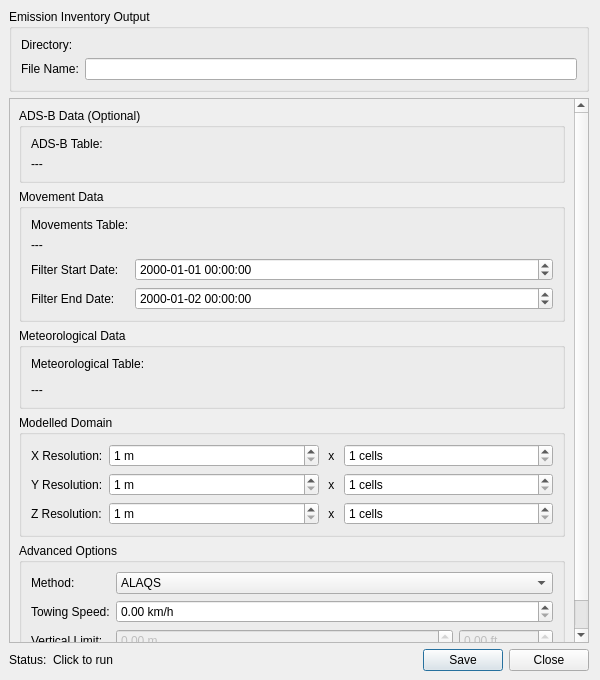
First picture: the form in open_alaqs/ui/ui_inventory.ui, repository eurocontrol-asu/open_alaqs, before the edit.
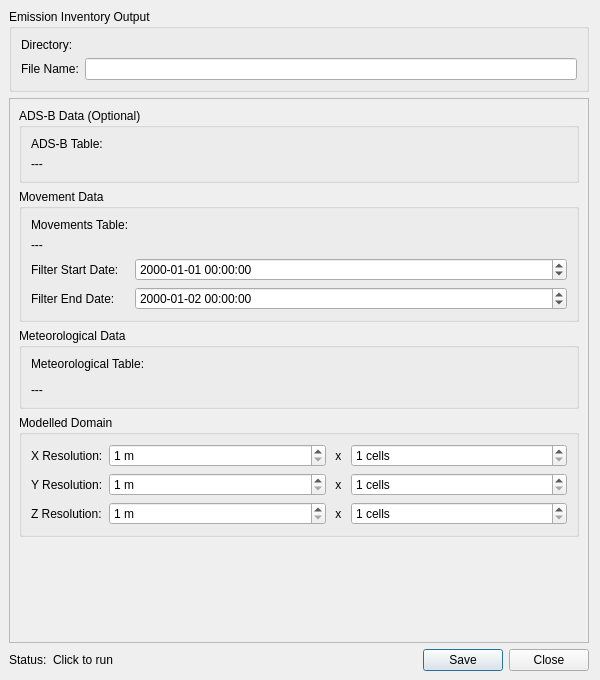
Second picture: the form after the edit. Custom widgets are drawn as their Qt base class.

Commit message: [gui] Remove the Advanced Options section from the Generate Emission Inventory dialog, since it was not being used and took vertical space in an already crowded interface

Diff of the .ui file:
```diff
--- a/open_alaqs/ui/ui_inventory.ui
+++ b/open_alaqs/ui/ui_inventory.ui
@@ -82,8 +82,8 @@
        <rect>
         <x>0</x>
         <y>0</y>
-        <width>526</width>
-        <height>660</height>
+        <width>580</width>
+        <height>525</height>
        </rect>
       </property>
       <layout class="QGridLayout" name="gridLayout_6">
@@ -120,6 +120,19 @@
          </layout>
         </widget>
        </item>
+       <item row="4" column="0">
+        <spacer name="verticalSpacer">
+         <property name="orientation">
+          <enum>Qt::Vertical</enum>
+         </property>
+         <property name="sizeHint" stdset="0">
+          <size>
+           <width>40</width>
+           <height>10</height>
+          </size>
+         </property>
+        </spacer>
+       </item>
        <item row="1" column="0">
         <widget class="QGroupBox" name="movementDataGroupBox">
          <property name="title">
@@ -428,107 +441,6 @@
          </layout>
         </widget>
        </item>
-       <item row="4" column="0">
-        <widget class="QgsCollapsibleGroupBox" name="advancedGroupBox">
-         <property name="sizePolicy">
-          <sizepolicy hsizetype="Preferred" vsizetype="MinimumExpanding">
-           <horstretch>0</horstretch>
-           <verstretch>0</verstretch>
-          </sizepolicy>
-         </property>
-         <property name="title">
-          <string>Advanced Options</string>
-         </property>
-         <layout class="QGridLayout" name="advancedLayout">
-          <item row="0" column="0">
-           <widget class="QLabel" name="label_10">
-            <property name="text">
-             <string>Method:</string>
-            </property>
-           </widget>
-          </item>
-          <item row="0" column="1">
-           <widget class="QComboBox" name="method">
-            <item>
-             <property name="text">
-              <string>ALAQS</string>
-             </property>
-            </item>
-           </widget>
-          </item>
-          <item row="1" column="0">
-           <widget class="QLabel" name="label_11">
-            <property name="text">
-             <string>Towing Speed:</string>
-            </property>
-           </widget>
-          </item>
-          <item row="1" column="1">
-           <widget class="QgsDoubleSpinBox" name="towing_speed">
-            <property name="suffix">
-             <string> km/h</string>
-            </property>
-           </widget>
-          </item>
-          <item row="2" column="0">
-           <widget class="QLabel" name="label_6">
-            <property name="text">
-             <string>Vertical Limit:</string>
-            </property>
-           </widget>
-          </item>
-          <item row="2" column="1">
-           <layout class="QHBoxLayout" name="horizontalLayout">
-            <item>
-             <widget class="QgsDoubleSpinBox" name="vert_limit_m">
-              <property name="enabled">
-               <bool>false</bool>
-              </property>
-              <property name="sizePolicy">
-               <sizepolicy hsizetype="Expanding" vsizetype="Preferred">
-                <horstretch>1</horstretch>
-                <verstretch>0</verstretch>
-               </sizepolicy>
-              </property>
-              <property name="suffix">
-               <string> m</string>
-              </property>
-              <property name="maximum">
-               <double>1000000.000000000000000</double>
-              </property>
-             </widget>
-            </item>
-            <item>
-             <widget class="QgsDoubleSpinBox" name="vert_limit_ft">
-              <property name="enabled">
-               <bool>false</bool>
-              </property>
-              <property name="suffix">
-               <string> ft</string>
-              </property>
-              <property name="maximum">
-               <double>1000000.000000000000000</double>
-              </property>
-             </widget>
-            </item>
-           </layout>
-          </item>
-         </layout>
-        </widget>
-       </item>
-       <item row="5" column="0">
-        <spacer name="verticalSpacer">
-         <property name="orientation">
-          <enum>Qt::Vertical</enum>
-         </property>
-         <property name="sizeHint" stdset="0">
-          <size>
-           <width>40</width>
-           <height>10</height>
-          </size>
-         </property>
-        </spacer>
-       </item>
       </layout>
      </widget>
     </widget>
@@ -577,17 +489,6 @@
   </layout>
  </widget>
  <customwidgets>
-  <customwidget>
-   <class>QgsCollapsibleGroupBox</class>
-   <extends>QGroupBox</extends>
-   <header>qgscollapsiblegroupbox.h</header>
-   <container>1</container>
-  </customwidget>
-  <customwidget>
-   <class>QgsDoubleSpinBox</class>
-   <extends>QDoubleSpinBox</extends>
-   <header>qgsdoublespinbox.h</header>
-  </customwidget>
   <customwidget>
    <class>QgsFileWidget</class>
    <extends>QWidget</extends>
```
The commit also changes 2 other files.
